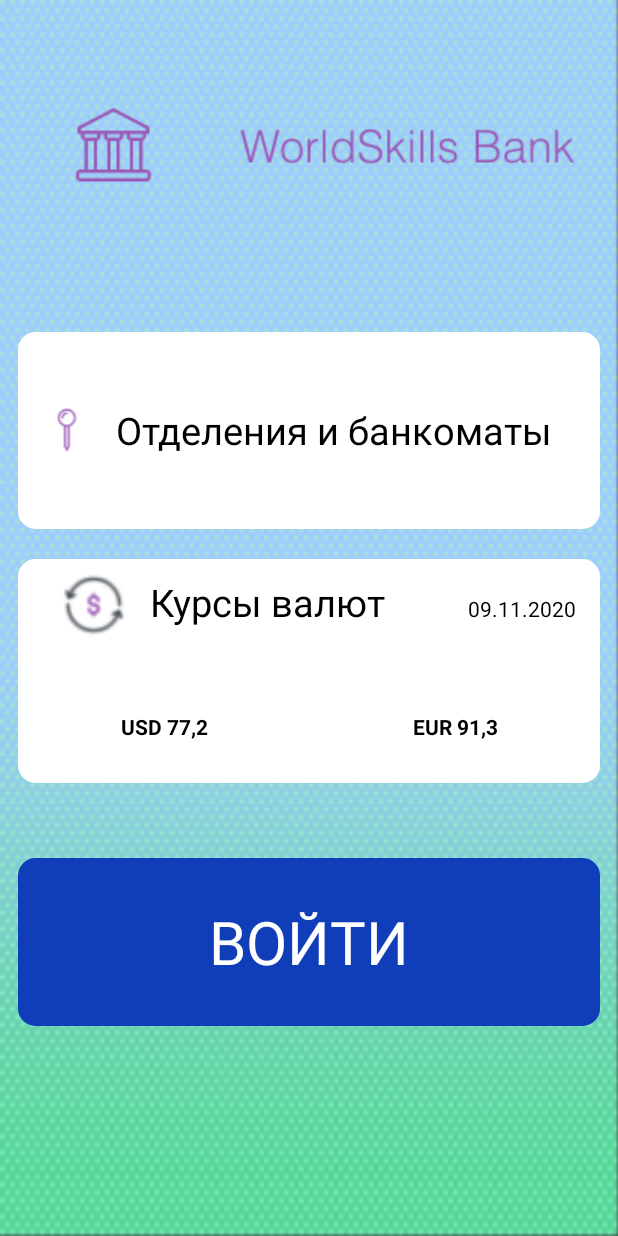
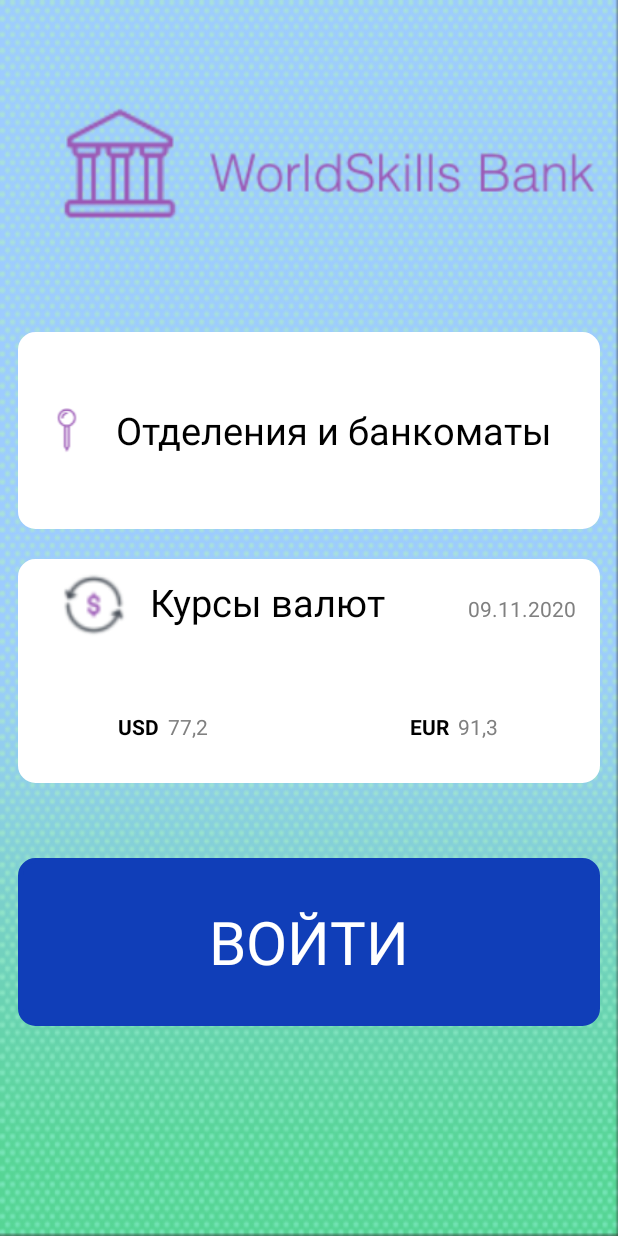
Before and after one commit to pr26svn/pr318bank, an Android app: the screen it shows after launch (MainActivity), on a phone screen of 412 x 824 dp. Run offline under Robolectric (Android 15) with nearby library versions, the phone set to English and light mode, and no system bars.

Commit message:
Исправио интерфейс и сделал переход на другое окно

```diff
--- a/Bank/src/main/AndroidManifest.xml
+++ b/Bank/src/main/AndroidManifest.xml
@@ -9,6 +9,7 @@
         android:roundIcon="@mipmap/ic_launcher_round"
         android:supportsRtl="true"
         android:theme="@style/Theme.Design.NoActionBar">
+        <activity android:name=".Atms"></activity>
         <activity android:name=".MainActivity">
             <intent-filter>
                 <action android:name="android.intent.action.MAIN" />
--- a/Bank/src/main/java/com/example/myapplication/MainActivity.java
+++ b/Bank/src/main/java/com/example/myapplication/MainActivity.java
@@ -2,13 +2,20 @@
 
 import androidx.appcompat.app.AppCompatActivity;
 
+import android.content.Intent;
 import android.os.Bundle;
+import android.view.View;
 
-public class MainActivity extends AppCompatActivity {
+public class MainActivity extends AppCompatActivity implements View.OnClickListener {
 
     @Override
     protected void onCreate(Bundle savedInstanceState) {
         super.onCreate(savedInstanceState);
         setContentView(R.layout.activity_main);
     }
+    @Override
+    public void onClick(View view) {
+        Intent intent = new Intent(MainActivity.this, Atms.class);
+        startActivity(intent);
+    }
 }
--- a/Bank/src/main/res/layout/activity_main.xml
+++ b/Bank/src/main/res/layout/activity_main.xml
@@ -22,8 +22,8 @@
 
             <ImageView
                 android:id="@+id/imageView"
-                android:layout_width="wrap_content"
-                android:layout_height="wrap_content"
+                android:layout_width="87dp"
+                android:layout_height="79dp"
                 android:layout_marginLeft="20dp"
                 android:layout_weight="1"
                 app:srcCompat="@drawable/icon_museum" />
@@ -31,8 +31,9 @@
             <ImageView
                 android:id="@+id/imageView3"
                 android:layout_width="wrap_content"
-                android:layout_height="wrap_content"
+                android:layout_height="66dp"
                 android:layout_marginTop="15dp"
+                android:layout_marginRight="15dp"
                 android:layout_weight="1"
                 app:srcCompat="@drawable/header" />
 
@@ -46,7 +47,8 @@
             android:layout_marginRight="12dp"
             android:layout_weight="0.5"
             android:background="@drawable/layout_bg"
-            android:orientation="horizontal">
+            android:orientation="horizontal"
+            android:onClick="onClick">
 
             <ImageView
                 android:id="@+id/imageView5"
@@ -109,7 +111,7 @@
                     android:layout_height="wrap_content"
                     android:layout_marginRight="10dp"
                     android:layout_weight="5"
-                    android:textColor="@color/black"
+                    android:textColor="@color/gray"
                     android:text="09.11.2020" />
 
             </LinearLayout>
@@ -121,27 +123,64 @@
                 android:orientation="horizontal">
 
 
+                <LinearLayout
+                    android:layout_width="match_parent"
+                    android:layout_height="match_parent"
+                    android:layout_weight="1"
+                    android:orientation="horizontal">
+
                     <TextView
-                    android:id="@+id/textView5"
+                        android:id="@+id/tvUSD"
                         android:layout_width="wrap_content"
                         android:layout_height="wrap_content"
                         android:layout_gravity="center_vertical"
                         android:layout_weight="1"
-                    android:gravity="center"
-                    android:text="USD 77,2"
+                        android:gravity="right"
+                        android:text="USD"
                         android:textColor="@color/black"
                         android:textStyle="bold" />
 
                     <TextView
-                    android:id="@+id/textView6"
+                        android:id="@+id/textView8"
+                        android:layout_width="wrap_content"
+                        android:layout_height="wrap_content"
+                        android:layout_weight="1"
+                        android:layout_gravity="center_vertical"
+                        android:gravity="left"
+                        android:layout_marginLeft="6dp"
+                        android:text="77,2"
+                        android:textColor="@color/gray"/>
+                </LinearLayout>
+
+                <LinearLayout
+                    android:layout_width="match_parent"
+                    android:layout_height="match_parent"
+                    android:layout_weight="1"
+                    android:orientation="horizontal">
+
+                    <TextView
+                        android:id="@+id/tvEUR"
                         android:layout_width="wrap_content"
                         android:layout_height="wrap_content"
                         android:layout_gravity="center_vertical"
                         android:layout_weight="1"
-                    android:gravity="center"
-                    android:text="EUR 91,3"
+                        android:gravity="right"
+                        android:text="EUR"
                         android:textColor="@color/black"
                         android:textStyle="bold" />
+
+                    <TextView
+                        android:id="@+id/textView9"
+                        android:layout_width="wrap_content"
+                        android:layout_height="wrap_content"
+                        android:layout_weight="1"
+                        android:layout_gravity="center_vertical"
+                        android:gravity="left"
+                        android:layout_marginLeft="6dp"
+                        android:text="91,3"
+                        android:textColor="@color/gray"/>
+                </LinearLayout>
+
             </LinearLayout>
 
         </LinearLayout>
--- a/Bank/src/main/res/values/colors.xml
+++ b/Bank/src/main/res/values/colors.xml
@@ -8,4 +8,7 @@
     <color name="black">#FF000000</color>
     <color name="white">#FFFFFFFF</color>
     <color name="blue">#103eb8</color>
+    <color name="gray">#808080</color>
+    <color name="lgray">#eeeeee</color>
+
 </resources>
```
Also changed, not shown: Bank/src/main/java/com/example/myapplication/Atms.java (added, +14 -0 lines), Bank/src/main/res/layout/activity_atms.xml (added, +31 -0 lines). Lines whose indentation alone changed are shown as unchanged.
